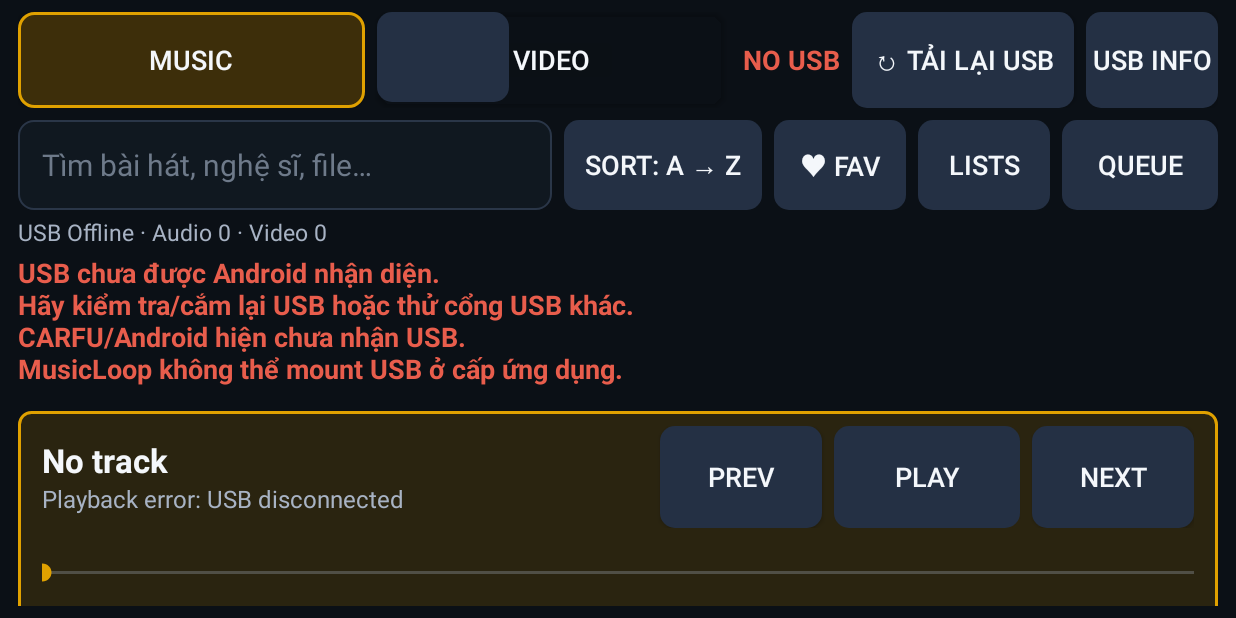
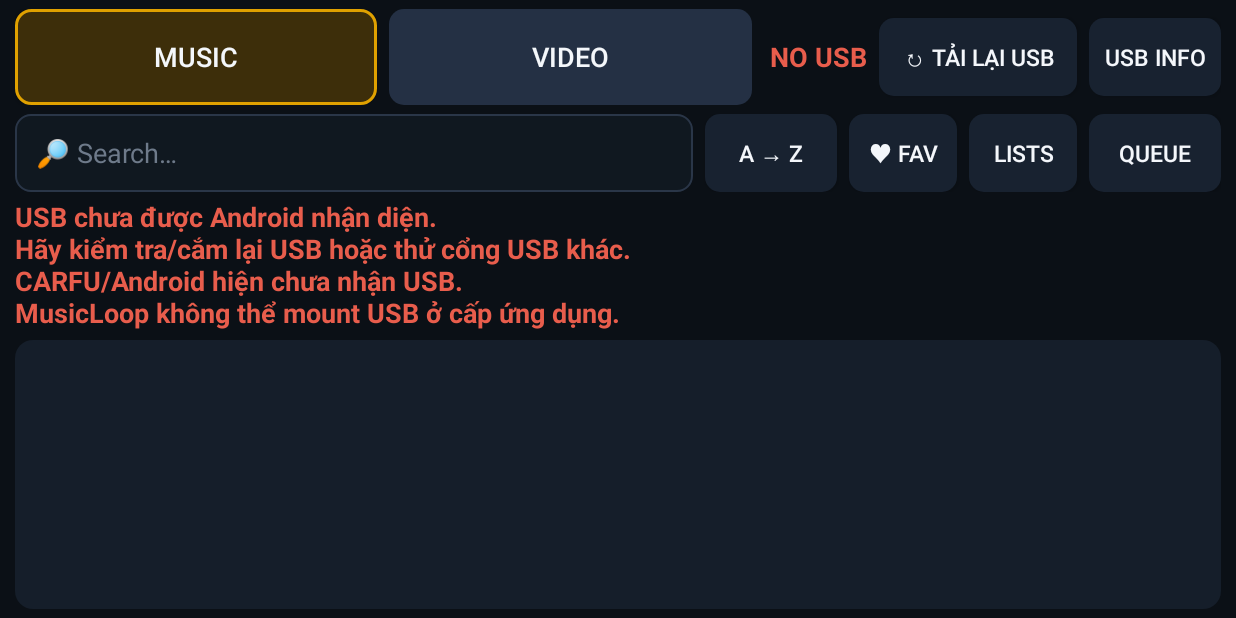
Before and after one commit to camanh123/Music-Loop-car, an Android app: the screen it shows after launch (MainActivity), on a phone screen of 824 x 412 dp (held sideways). Run offline under Robolectric (Android 15) with nearby library versions, the phone set to English and light mode, and no system bars; our stand-ins replace Room's generated code; 1 statement that could not run was skipped.

Commit message:
Fix audio auto-advance and compact the CARFU library chrome.
On STATE_ENDED, audio uses PlaybackCoordinator.next() so Play Next/queue
then library wrap stay on one path. Video remains ENDED. Collapse idle
Now Playing, hide healthy USB diagnostics, and drop duplicate video titles.

Co-authored-by: camanh123 <camanh123@users.noreply.github.com>

```diff
--- a/app/build.gradle.kts
+++ b/app/build.gradle.kts
@@ -12,8 +12,8 @@ android {
         applicationId = "com.musicloop.car"
         minSdk = 29
         targetSdk = 29
-        versionCode = 12
-        versionName = "0.5.2"
+        versionCode = 13
+        versionName = "0.5.3"
     }
 
     testOptions {
--- a/app/src/main/java/com/musicloop/car/MainActivity.kt
+++ b/app/src/main/java/com/musicloop/car/MainActivity.kt
@@ -31,6 +31,7 @@ import com.musicloop.car.library.LibraryEmptyState
 import com.musicloop.car.library.LibraryListQuery
 import com.musicloop.car.library.LibrarySort
 import com.musicloop.car.library.LibraryTab
+import com.musicloop.car.library.MediaRowText
 import com.musicloop.car.library.LibraryUiState
 import com.musicloop.car.library.LibraryUiStore
 import com.musicloop.car.library.MediaListRow
@@ -49,7 +50,7 @@ import java.util.Locale
 import java.util.concurrent.Executors
 
 /**
- * Phase 2D.3 car library UX polish for 1280x720. USB stays read-only.
+ * Phase 2D.4 auto-advance and car UI polish. USB stays read-only.
  * Audio plays in-place. Video opens PlayerView. USB stays read-only.
  */
 class MainActivity : AppCompatActivity() {
@@ -120,6 +121,10 @@ class MainActivity : AppCompatActivity() {
             } else {
                 selectTab(LibraryTab.PLAYLISTS)
             }
+        }
+        binding.usbStatus.setOnLongClickListener {
+            showUsbTools()
+            true
         }
         binding.buttonSort.setOnClickListener { showSortPicker() }
         binding.buttonQueue.setOnClickListener { showQueue() }
@@ -313,10 +318,12 @@ class MainActivity : AppCompatActivity() {
         libraryStore.saveTab(tab)
         val selected = ContextCompat.getDrawable(this, R.drawable.bg_tab_selected)
         val idle = ContextCompat.getDrawable(this, R.drawable.bg_button)
+        val quiet = ContextCompat.getDrawable(this, R.drawable.bg_button_quiet)
+        val quietSelected = ContextCompat.getDrawable(this, R.drawable.bg_button_quiet_selected)
         binding.tabMusic.background = if (tab == LibraryTab.MUSIC) selected else idle
         binding.tabVideo.background = if (tab == LibraryTab.VIDEO) selected else idle
-        binding.tabFavorites.background = if (tab == LibraryTab.FAVORITES) selected else idle
-        binding.tabPlaylists.background = if (tab == LibraryTab.PLAYLISTS) selected else idle
+        binding.tabFavorites.background = if (tab == LibraryTab.FAVORITES) quietSelected else quiet
+        binding.tabPlaylists.background = if (tab == LibraryTab.PLAYLISTS) quietSelected else quiet
         binding.searchInput.hint = when (tab) {
             LibraryTab.VIDEO -> getString(R.string.search_hint_video)
             LibraryTab.PLAYLISTS -> getString(R.string.playlist_name_hint)
@@ -382,6 +389,9 @@ class MainActivity : AppCompatActivity() {
         )
         val scanning = state.scanState == ScanUiState.SCANNING ||
             state.scanState == ScanUiState.DETECTING_USB
+        val usbHealthy = state.usbOnline && state.usbHostState != UsbHostState.USB_ERROR
+        binding.buttonScanLibrary.visibility = if (usbHealthy) View.GONE else View.VISIBLE
+        binding.buttonCapability.visibility = if (usbHealthy) View.GONE else View.VISIBLE
         binding.scanProgress.visibility = if (scanning) View.VISIBLE else View.GONE
         binding.scanProgress.max = 100
         binding.scanProgress.progress = state.progress.percent
@@ -391,6 +401,7 @@ class MainActivity : AppCompatActivity() {
             state.audioCount,
             state.videoCount
         )
+        binding.scanStatus.visibility = if (scanning) View.VISIBLE else View.GONE
         presentUsbDiagnostic(state)
         if (!state.usbOnline) {
             usbWasOffline = true
@@ -542,16 +553,34 @@ class MainActivity : AppCompatActivity() {
         }
     }
 
+    private fun showUsbTools() {
+        val labels = arrayOf(
+            getString(R.string.reload_usb),
+            getString(R.string.capability_short)
+        )
+        AlertDialog.Builder(this)
+            .setItems(labels) { _, which ->
+                when (which) {
+                    0 -> withReadPermission { musicLoopApp().lifecycleController.manualRescan() }
+                    1 -> withReadPermission { runCapabilityScan() }
+                }
+            }
+            .show()
+    }
+
     private fun renderPlayback(state: PlaybackUiState) {
         lastPlayback = state
+        val showBar = state.current != null
+        binding.audioPlayerBar.visibility = if (showBar) View.VISIBLE else View.GONE
+        if (showBar) {
             binding.nowPlayingTitle.text = state.current?.displayTitle ?: getString(R.string.player_idle)
             binding.nowPlayingArtist.text = state.current?.displayArtist.orEmpty()
             binding.positionText.text = formatClock(state.positionMs)
             binding.durationText.text = formatClock(state.durationMs)
             binding.buttonPlayPause.text = if (state.status == PlayStatus.PLAYING) {
-            getString(R.string.pause)
+                getString(R.string.transport_pause)
             } else {
-            getString(R.string.play)
+                getString(R.string.transport_play)
             }
             if (!userSeeking && state.durationMs > 0L) {
                 binding.audioSeekBar.progress =
@@ -559,6 +588,7 @@ class MainActivity : AppCompatActivity() {
             }
             state.errorMessage?.takeIf { it.isNotBlank() }?.let { message ->
                 binding.nowPlayingArtist.text = getString(R.string.playback_error, message)
+            }
         }
         mediaAdapter.setCurrent(state.current?.volumeId, state.current?.relativePath)
     }
@@ -940,14 +970,24 @@ class MainActivity : AppCompatActivity() {
                     else -> binding.root.context.getString(R.string.music_glyph)
                 }
                 binding.typeGlyph.alpha = if (row.available) 1f else 0.4f
-                binding.titleText.text = row.title?.takeIf { it.isNotBlank() } ?: row.fileName
+                binding.titleText.text = MediaRowText.title(row)
                 binding.titleText.setTextColor(
                     ContextCompat.getColor(
                         binding.root.context,
                         if (row.available) R.color.text_primary else R.color.text_muted
                     )
                 )
-                binding.subtitleText.text = subtitle(row)
+                val subtitle = MediaRowText.subtitle(row)
+                if (subtitle.isNullOrBlank()) {
+                    binding.subtitleText.visibility = View.GONE
+                } else {
+                    binding.subtitleText.visibility = View.VISIBLE
+                    binding.subtitleText.text = if (subtitle == MediaRowText.UNAVAILABLE) {
+                        binding.root.context.getString(R.string.unavailable)
+                    } else {
+                        subtitle
+                    }
+                }
                 binding.subtitleText.setTextColor(
                     ContextCompat.getColor(
                         binding.root.context,
@@ -976,23 +1016,6 @@ class MainActivity : AppCompatActivity() {
                 binding.buttonMore.setOnClickListener { onMore(row) }
                 binding.root.setOnClickListener { onClick(row) }
             }
-
-            private fun subtitle(row: MediaListRow): String {
-                if (!row.available) {
-                    return binding.root.context.getString(R.string.unavailable)
-                }
-                if (row.mediaType == "PLAYLIST") {
-                    return row.artist?.let { "$it songs" } ?: row.fileName
-                }
-                val artist = row.artist?.takeIf { it.isNotBlank() }
-                val album = row.album?.takeIf { it.isNotBlank() }
-                return when {
-                    artist != null && album != null -> "$artist / $album"
-                    artist != null -> artist
-                    album != null -> album
-                    else -> row.fileName
         }
     }
 }
-    }
-}
--- /dev/null
+++ b/app/src/main/res/drawable/bg_button_quiet.xml
@@ -0,0 +1,5 @@
+<?xml version="1.0" encoding="utf-8"?>
+<shape xmlns:android="http://schemas.android.com/apk/res/android">
+    <solid android:color="@color/bg_button_quiet" />
+    <corners android:radius="10dp" />
+</shape>
--- /dev/null
+++ b/app/src/main/res/drawable/bg_button_quiet_selected.xml
@@ -0,0 +1,8 @@
+<?xml version="1.0" encoding="utf-8"?>
+<shape xmlns:android="http://schemas.android.com/apk/res/android">
+    <solid android:color="#243044" />
+    <stroke
+        android:width="1dp"
+        android:color="@color/accent" />
+    <corners android:radius="10dp" />
+</shape>
--- a/app/src/main/res/drawable/bg_now_playing.xml
+++ b/app/src/main/res/drawable/bg_now_playing.xml
@@ -1,8 +1,5 @@
 <?xml version="1.0" encoding="utf-8"?>
 <shape xmlns:android="http://schemas.android.com/apk/res/android">
     <solid android:color="@color/bg_row_current" />
-    <stroke
-        android:width="2dp"
-        android:color="@color/accent" />
     <corners android:radius="8dp" />
 </shape>
--- a/app/src/main/res/layout/activity_main.xml
+++ b/app/src/main/res/layout/activity_main.xml
@@ -4,10 +4,10 @@
     android:layout_height="match_parent"
     android:background="@color/bg_app"
     android:orientation="vertical"
-    android:paddingStart="12dp"
-    android:paddingTop="8dp"
-    android:paddingEnd="12dp"
-    android:paddingBottom="8dp">
+    android:paddingStart="10dp"
+    android:paddingTop="6dp"
+    android:paddingEnd="10dp"
+    android:paddingBottom="6dp">
 
     <LinearLayout
         android:layout_width="match_parent"
@@ -38,7 +38,9 @@
             android:layout_width="wrap_content"
             android:layout_height="wrap_content"
             android:layout_marginEnd="8dp"
+            android:clickable="true"
             android:ellipsize="end"
+            android:focusable="true"
             android:maxLines="1"
             android:text="@string/usb_offline"
             android:textColor="@color/status_offline"
@@ -47,26 +49,28 @@
 
         <Button
             android:id="@+id/buttonScanLibrary"
-            style="@style/Widget.MusicLoopCar.TransportButton"
+            style="@style/Widget.MusicLoopCar.QuietButton"
             android:layout_width="wrap_content"
-            android:layout_height="@dimen/tab_height"
+            android:layout_height="@dimen/search_height"
             android:layout_marginEnd="8dp"
-            android:minWidth="148dp"
-            android:text="@string/reload_usb" />
+            android:minWidth="132dp"
+            android:text="@string/reload_usb"
+            android:visibility="gone" />
 
         <Button
             android:id="@+id/buttonCapability"
-            style="@style/Widget.MusicLoopCar.TransportButton"
+            style="@style/Widget.MusicLoopCar.QuietButton"
             android:layout_width="wrap_content"
-            android:layout_height="@dimen/tab_height"
+            android:layout_height="@dimen/search_height"
             android:minWidth="88dp"
-            android:text="@string/capability_short" />
+            android:text="@string/capability_short"
+            android:visibility="gone" />
     </LinearLayout>
 
     <LinearLayout
         android:layout_width="match_parent"
         android:layout_height="wrap_content"
-        android:layout_marginTop="8dp"
+        android:layout_marginTop="6dp"
         android:gravity="center_vertical"
         android:orientation="horizontal">
 
@@ -82,55 +86,55 @@
             android:importantForAutofill="no"
             android:inputType="text"
             android:maxLines="1"
-            android:paddingStart="16dp"
-            android:paddingEnd="16dp"
+            android:paddingStart="14dp"
+            android:paddingEnd="14dp"
             android:textColor="@color/text_primary"
             android:textColorHint="@color/text_muted"
-            android:textSize="20sp" />
+            android:textSize="18sp" />
 
         <Button
             android:id="@+id/buttonSort"
-            style="@style/Widget.MusicLoopCar.TransportButton"
+            style="@style/Widget.MusicLoopCar.QuietButton"
             android:layout_width="wrap_content"
             android:layout_height="@dimen/search_height"
             android:layout_marginEnd="8dp"
-            android:minWidth="132dp"
+            android:minWidth="88dp"
             android:text="@string/sort_az" />
 
         <Button
             android:id="@+id/buttonNewPlaylist"
-            style="@style/Widget.MusicLoopCar.TransportButton"
+            style="@style/Widget.MusicLoopCar.QuietButton"
             android:layout_width="wrap_content"
             android:layout_height="@dimen/search_height"
             android:layout_marginEnd="8dp"
-            android:minWidth="96dp"
+            android:minWidth="88dp"
             android:text="@string/playlist_new"
             android:visibility="gone" />
 
         <Button
             android:id="@+id/tabFavorites"
-            style="@style/Widget.MusicLoopCar.TransportButton"
+            style="@style/Widget.MusicLoopCar.QuietButton"
             android:layout_width="wrap_content"
             android:layout_height="@dimen/search_height"
             android:layout_marginEnd="8dp"
-            android:minWidth="88dp"
+            android:minWidth="72dp"
             android:text="@string/tab_favorites" />
 
         <Button
             android:id="@+id/tabPlaylists"
-            style="@style/Widget.MusicLoopCar.TransportButton"
+            style="@style/Widget.MusicLoopCar.QuietButton"
             android:layout_width="wrap_content"
             android:layout_height="@dimen/search_height"
             android:layout_marginEnd="8dp"
-            android:minWidth="88dp"
+            android:minWidth="72dp"
             android:text="@string/tab_playlists" />
 
         <Button
             android:id="@+id/buttonQueue"
-            style="@style/Widget.MusicLoopCar.TransportButton"
+            style="@style/Widget.MusicLoopCar.QuietButton"
             android:layout_width="wrap_content"
             android:layout_height="@dimen/search_height"
-            android:minWidth="104dp"
+            android:minWidth="88dp"
             android:text="@string/queue" />
     </LinearLayout>
 
@@ -143,7 +147,8 @@
         android:maxLines="1"
         android:text="@string/state_idle"
         android:textColor="@color/text_secondary"
-        android:textSize="15sp" />
+        android:textSize="14sp"
+        android:visibility="gone" />
 
     <TextView
         android:id="@+id/diagnosticText"
@@ -168,7 +173,7 @@
     <FrameLayout
         android:layout_width="match_parent"
         android:layout_height="0dp"
-        android:layout_marginTop="8dp"
+        android:layout_marginTop="6dp"
         android:layout_weight="1">
 
         <androidx.recyclerview.widget.RecyclerView
@@ -198,13 +203,14 @@
         android:id="@+id/audioPlayerBar"
         android:layout_width="match_parent"
         android:layout_height="wrap_content"
-        android:layout_marginTop="8dp"
+        android:layout_marginTop="6dp"
         android:background="@drawable/bg_now_playing"
         android:orientation="vertical"
-        android:paddingStart="16dp"
-        android:paddingTop="10dp"
-        android:paddingEnd="16dp"
-        android:paddingBottom="10dp">
+        android:paddingStart="12dp"
+        android:paddingTop="8dp"
+        android:paddingEnd="12dp"
+        android:paddingBottom="8dp"
+        android:visibility="gone">
 
         <LinearLayout
             android:layout_width="match_parent"
@@ -215,7 +221,7 @@
             <LinearLayout
                 android:layout_width="0dp"
                 android:layout_height="wrap_content"
-                android:layout_marginEnd="12dp"
+                android:layout_marginEnd="10dp"
                 android:layout_weight="1"
                 android:minWidth="0dp"
                 android:orientation="vertical">
@@ -228,7 +234,7 @@
                     android:maxLines="1"
                     android:text="@string/player_idle"
                     android:textColor="@color/text_primary"
-                    android:textSize="22sp"
+                    android:textSize="20sp"
                     android:textStyle="bold" />
 
                 <TextView
@@ -238,69 +244,67 @@
                     android:ellipsize="end"
                     android:maxLines="1"
                     android:textColor="@color/text_secondary"
-                    android:textSize="16sp" />
+                    android:textSize="15sp" />
             </LinearLayout>
 
             <Button
                 android:id="@+id/buttonPrevious"
-                style="@style/Widget.MusicLoopCar.TransportButton"
-                android:layout_width="wrap_content"
+                style="@style/Widget.MusicLoopCar.IconButton"
+                android:layout_width="@dimen/player_button_width"
                 android:layout_height="@dimen/player_button_height"
-                android:layout_marginEnd="8dp"
-                android:minWidth="@dimen/player_button_width"
-                android:text="@string/previous" />
+                android:layout_marginEnd="6dp"
+                android:text="@string/transport_prev" />
 
             <Button
                 android:id="@+id/buttonPlayPause"
-                style="@style/Widget.MusicLoopCar.TransportButton"
-                android:layout_width="wrap_content"
+                style="@style/Widget.MusicLoopCar.IconButton"
+                android:layout_width="@dimen/player_play_width"
                 android:layout_height="@dimen/player_button_height"
-                android:layout_marginEnd="8dp"
-                android:minWidth="@dimen/player_play_width"
-                android:text="@string/play" />
+                android:layout_marginEnd="6dp"
+                android:text="@string/transport_play" />
 
             <Button
                 android:id="@+id/buttonNext"
-                style="@style/Widget.MusicLoopCar.TransportButton"
-                android:layout_width="wrap_content"
+                style="@style/Widget.MusicLoopCar.IconButton"
+                android:layout_width="@dimen/player_button_width"
                 android:layout_height="@dimen/player_button_height"
-                android:minWidth="@dimen/player_button_width"
-                android:text="@string/next" />
+                android:text="@string/transport_next" />
         </LinearLayout>
-
-        <SeekBar
-            android:id="@+id/audioSeekBar"
-            android:layout_width="match_parent"
-            android:layout_height="wrap_content"
-            android:layout_marginTop="4dp"
-            android:max="1000"
-            android:minHeight="@dimen/seek_touch"
-            android:paddingStart="0dp"
-            android:paddingEnd="0dp"
-            android:paddingTop="8dp"
-            android:paddingBottom="8dp" />
 
         <LinearLayout
             android:layout_width="match_parent"
             android:layout_height="wrap_content"
+            android:gravity="center_vertical"
             android:orientation="horizontal">
 
             <TextView
                 android:id="@+id/positionText"
+                android:layout_width="44dp"
+                android:layout_height="wrap_content"
+                android:text="@string/clock_zero"
+                android:textColor="@color/text_secondary"
+                android:textSize="14sp" />
+
+            <SeekBar
+                android:id="@+id/audioSeekBar"
                 android:layout_width="0dp"
                 android:layout_height="wrap_content"
                 android:layout_weight="1"
-                android:text="@string/clock_zero"
-                android:textColor="@color/text_secondary"
-                android:textSize="16sp" />
+                android:max="1000"
+                android:minHeight="@dimen/seek_touch"
+                android:paddingStart="4dp"
+                android:paddingTop="6dp"
+                android:paddingEnd="4dp"
+                android:paddingBottom="6dp" />
 
             <TextView
                 android:id="@+id/durationText"
-                android:layout_width="wrap_content"
+                android:layout_width="44dp"
                 android:layout_height="wrap_content"
+                android:gravity="end"
                 android:text="@string/clock_zero"
                 android:textColor="@color/text_secondary"
-                android:textSize="16sp" />
+                android:textSize="14sp" />
         </LinearLayout>
     </LinearLayout>
 </LinearLayout>
--- a/app/src/main/res/values/colors.xml
+++ b/app/src/main/res/values/colors.xml
@@ -4,6 +4,7 @@
     <color name="bg_header">#121A24</color>
     <color name="bg_panel">#151E2A</color>
     <color name="bg_button">#243044</color>
+    <color name="bg_button_quiet">#182230</color>
     <color name="bg_button_disabled">#1A2433</color>
     <color name="accent">#E0A100</color>
     <color name="text_primary">#F4F7FB</color>
--- a/app/src/main/res/values/dimens.xml
+++ b/app/src/main/res/values/dimens.xml
@@ -7,11 +7,11 @@
     <dimen name="panel_gap">16dp</dimen>
     <dimen name="button_min_size">64dp</dimen>
     <dimen name="button_height">64dp</dimen>
-    <dimen name="player_button_height">68dp</dimen>
-    <dimen name="player_button_width">108dp</dimen>
-    <dimen name="player_play_width">124dp</dimen>
+    <dimen name="player_button_height">64dp</dimen>
+    <dimen name="player_button_width">72dp</dimen>
+    <dimen name="player_play_width">80dp</dimen>
     <dimen name="tab_height">64dp</dimen>
-    <dimen name="search_height">60dp</dimen>
+    <dimen name="search_height">52dp</dimen>
     <dimen name="row_action_size">64dp</dimen>
     <dimen name="seek_touch">36dp</dimen>
     <dimen name="button_text">18sp</dimen>
--- a/app/src/main/res/values/strings.xml
+++ b/app/src/main/res/values/strings.xml
@@ -2,14 +2,14 @@
 <resources>
     <string name="app_name">MusicLoop Car</string>
     <string name="header_title">USB LIBRARY</string>
-    <string name="header_subtitle">Phase 2D — Car library UX. USB stays read-only.</string>
+    <string name="header_subtitle">Phase 2D.4 — Auto-advance and car UI polish. USB stays read-only.</string>
     <string name="playback_notification_channel">MusicLoop playback</string>
     <string name="playback_notification_placeholder">Playing USB audio</string>
     <string name="reload_usb">↻ TẢI LẠI USB</string>
     <string name="scan_short">SCAN</string>
-    <string name="usb_online">USB: ONLINE</string>
-    <string name="usb_ready">USB: READY</string>
-    <string name="usb_scanning">USB: SCANNING</string>
+    <string name="usb_online">USB ●</string>
+    <string name="usb_ready">USB ●</string>
+    <string name="usb_scanning">USB …</string>
     <string name="usb_offline">USB: OFFLINE</string>
     <string name="usb_not_detected">NO USB</string>
     <string name="usb_error">USB: ERROR</string>
@@ -20,6 +20,10 @@
     <string name="pause">PAUSE</string>
     <string name="previous">PREV</string>
     <string name="next">NEXT</string>
+    <string name="transport_play">▶</string>
+    <string name="transport_pause">⏸</string>
+    <string name="transport_prev">⏮</string>
+    <string name="transport_next">⏭</string>
     <string name="close">CLOSE</string>
     <string name="player_idle">No track</string>
     <string name="player_position_placeholder">0:00 / 0:00</string>
@@ -75,9 +79,9 @@
     <string name="empty_music">Chưa có bài nhạc trên USB</string>
     <string name="empty_video">Chưa có video trên USB</string>
     <string name="empty_search">Không tìm thấy</string>
-    <string name="search_hint">Tìm bài hát, nghệ sĩ, file…</string>
-    <string name="search_hint_video">Tìm video, tên file…</string>
-    <string name="sort_label">SORT: %1$s</string>
+    <string name="search_hint">🔎 Search…</string>
+    <string name="search_hint_video">🔎 Search video…</string>
+    <string name="sort_label">%1$s</string>
     <string name="sort_az">A → Z</string>
     <string name="sort_za">Z → A</string>
     <string name="sort_newest">Newest</string>
--- a/app/src/main/res/values/themes.xml
+++ b/app/src/main/res/values/themes.xml
@@ -26,4 +26,18 @@
         <item name="android:textColor">@color/text_primary</item>
         <item name="android:background">@drawable/bg_button</item>
     </style>
+
+    <style name="Widget.MusicLoopCar.QuietButton" parent="Widget.MusicLoopCar.TransportButton">
+        <item name="android:minHeight">@dimen/search_height</item>
+        <item name="android:textSize">15sp</item>
+        <item name="android:background">@drawable/bg_button_quiet</item>
+    </style>
+
+    <style name="Widget.MusicLoopCar.IconButton" parent="Widget.MusicLoopCar.TransportButton">
+        <item name="android:minHeight">@dimen/player_button_height</item>
+        <item name="android:minWidth">@dimen/player_button_width</item>
+        <item name="android:textSize">28sp</item>
+        <item name="android:textAllCaps">false</item>
+        <item name="android:padding">0dp</item>
+    </style>
 </resources>
```
Also changed, not shown: app/src/main/java/com/musicloop/car/library/MediaRowText.kt (added, +48 -0 lines), app/src/main/java/com/musicloop/car/playback/PlaybackCoordinator.kt (+9 -0 lines), 2 other files. Lines whose indentation alone changed are shown as unchanged.
